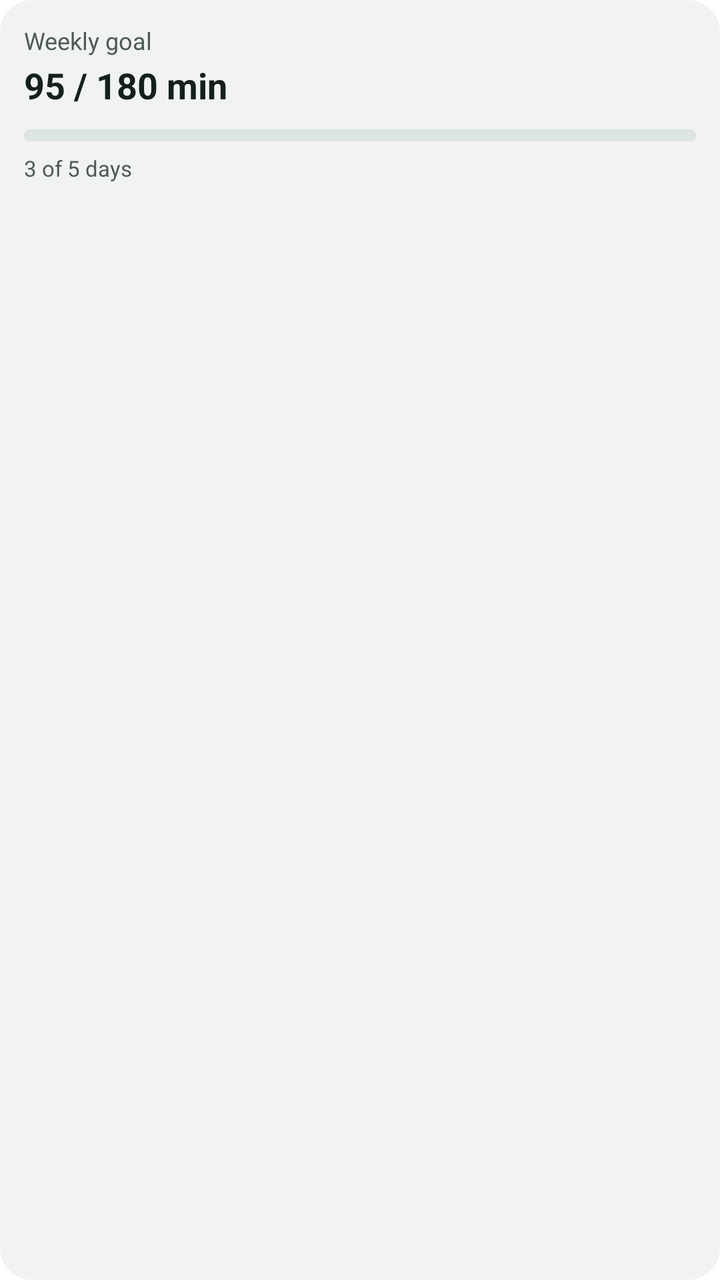
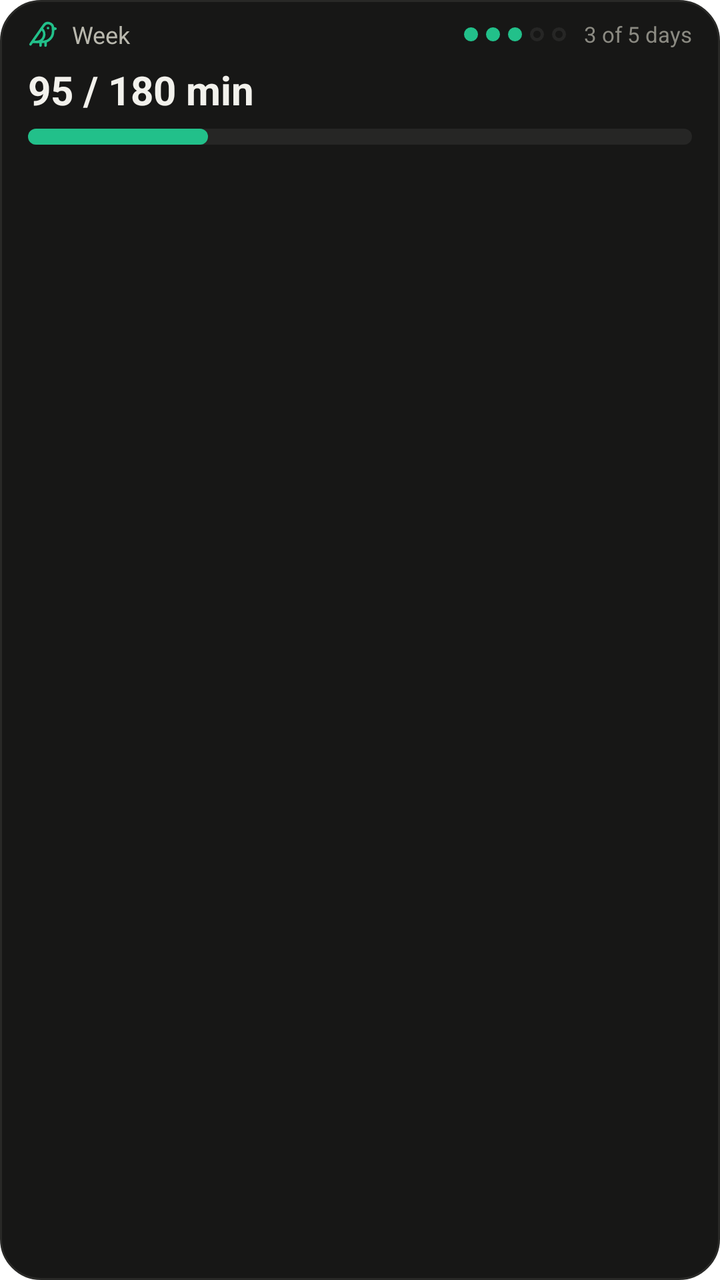

The first picture is an Android layout as it rendered before a commit; the second is the same layout after the commit. The layout source and the unified diff follow.
<!-- AndroidManifest.xml: application theme Theme.kiebitz -->
<!-- res/layout/widget_preview_week.xml -->
<?xml version="1.0" encoding="utf-8"?>
<LinearLayout xmlns:android="http://schemas.android.com/apk/res/android"
    android:layout_width="match_parent"
    android:layout_height="match_parent"
    android:orientation="vertical"
    android:background="@drawable/widget_preview_surface"
    android:padding="12dp">

    <TextView
        android:layout_width="wrap_content"
        android:layout_height="wrap_content"
        android:text="@string/widget_week_name"
        android:textColor="@color/widget_preview_ink_muted"
        android:textSize="12sp" />

    <TextView
        android:layout_width="wrap_content"
        android:layout_height="wrap_content"
        android:layout_marginTop="2dp"
        android:text="@string/widget_preview_week_ratio"
        android:textColor="@color/widget_preview_ink"
        android:textSize="18sp"
        android:textStyle="bold" />

    <View
        android:layout_width="match_parent"
        android:layout_height="6dp"
        android:layout_marginTop="10dp"
        android:background="@drawable/widget_preview_chip" />

    <TextView
        android:layout_width="wrap_content"
        android:layout_height="wrap_content"
        android:layout_marginTop="6dp"
        android:text="@string/widget_preview_week_days"
        android:textColor="@color/widget_preview_ink_muted"
        android:textSize="11sp" />
</LinearLayout>
<!-- resources referenced by this layout -->
<resources>
  <color name="widget_preview_ink">#FF14201B</color>
  <color name="widget_preview_ink_muted">#FF4C5A54</color>
  <!-- drawable widget_preview_chip (drawable) -->
  <?xml version="1.0" encoding="utf-8"?>
  <shape xmlns:android="http://schemas.android.com/apk/res/android" android:shape="rectangle">
      <corners android:radius="12dp" />
      <solid android:color="@color/widget_preview_chip" />
  </shape>
  <!-- drawable widget_preview_surface (drawable) -->
  <?xml version="1.0" encoding="utf-8"?>
  <shape xmlns:android="http://schemas.android.com/apk/res/android" android:shape="rectangle">
      <corners android:radius="16dp" />
      <solid android:color="@color/widget_preview_surface" />
  </shape>
  <string name="widget_preview_week_days">3 of 5 days</string>
  <string name="widget_preview_week_ratio">95 / 180 min</string>
  <string name="widget_week_name">Weekly goal</string>
  <style name="Theme.kiebitz" parent="Theme.MaterialComponents.DayNight.NoActionBar">
          
      </style>
  <color name="widget_preview_chip">#FFDCE5E1</color>
  <color name="widget_preview_surface">#FFF1F3F2</color>
</resources>

<!-- the commit's change to res/layout/widget_preview_week.xml (unified diff, before → after) -->
@@ -3,36 +3,90 @@
     android:layout_width="match_parent"
     android:layout_height="match_parent"
     android:orientation="vertical"
-    android:background="@drawable/widget_preview_surface"
-    android:padding="12dp">
+    android:background="@drawable/widget_surface"
+    android:paddingLeft="14dp"
+    android:paddingRight="14dp"
+    android:paddingTop="9dp"
+    android:paddingBottom="10dp">
 
-    <TextView
-        android:layout_width="wrap_content"
+    <LinearLayout
+        android:layout_width="match_parent"
         android:layout_height="wrap_content"
-        android:text="@string/widget_week_name"
-        android:textColor="@color/widget_preview_ink_muted"
-        android:textSize="12sp" />
+        android:orientation="horizontal"
+        android:gravity="center_vertical">
 
-    <TextView
-        android:layout_width="wrap_content"
-        android:layout_height="wrap_content"
-        android:layout_marginTop="2dp"
-        android:text="@string/widget_preview_week_ratio"
-        android:textColor="@color/widget_preview_ink"
-        android:textSize="18sp"
-        android:textStyle="bold" />
+        <ImageView
+            android:layout_width="15dp"
+            android:layout_height="15dp"
+            android:src="@drawable/ic_widget_bird"
+            android:contentDescription="@null" />
 
-    <View
-        android:layout_width="match_parent"
-        android:layout_height="6dp"
-        android:layout_marginTop="10dp"
-        android:background="@drawable/widget_preview_chip" />
+        <TextView
+            android:layout_width="0dp"
+            android:layout_weight="1"
+            android:layout_height="wrap_content"
+            android:layout_marginStart="7dp"
+            android:text="@string/widget_week_short"
+            android:textColor="@color/widget_ink2"
+            android:textSize="12sp" />
+
+        <View
+            android:layout_width="7dp"
+            android:layout_height="7dp"
+            android:background="@drawable/widget_dot_accent" />
+
+        <View
+            android:layout_width="7dp"
+            android:layout_height="7dp"
+            android:layout_marginStart="4dp"
+            android:background="@drawable/widget_dot_accent" />
+
+        <View
+            android:layout_width="7dp"
+            android:layout_height="7dp"
+            android:layout_marginStart="4dp"
+            android:background="@drawable/widget_dot_accent" />
+
+        <View
+            android:layout_width="7dp"
+            android:layout_height="7dp"
+            android:layout_marginStart="4dp"
+            android:background="@drawable/widget_dot_open" />
+
+        <View
+            android:layout_width="7dp"
+            android:layout_height="7dp"
+            android:layout_marginStart="4dp"
+            android:background="@drawable/widget_dot_open" />
+
+        <TextView
+            android:layout_width="wrap_content"
+            android:layout_height="wrap_content"
+            android:layout_marginStart="9dp"
+            android:maxLines="1"
+            android:text="@string/widget_preview_week_days"
+            android:textColor="@color/widget_ink3"
+            android:textSize="11sp" />
+    </LinearLayout>
 
     <TextView
         android:layout_width="wrap_content"
         android:layout_height="wrap_content"
         android:layout_marginTop="6dp"
-        android:text="@string/widget_preview_week_days"
-        android:textColor="@color/widget_preview_ink_muted"
-        android:textSize="11sp" />
+        android:text="@string/widget_preview_week_ratio"
+        android:textColor="@color/widget_ink"
+        android:textSize="20sp"
+        android:textStyle="bold" />
+
+    <FrameLayout
+        android:layout_width="match_parent"
+        android:layout_height="8dp"
+        android:layout_marginTop="6dp"
+        android:background="@drawable/widget_track">
+
+        <View
+            android:layout_width="90dp"
+            android:layout_height="match_parent"
+            android:background="@drawable/widget_bar" />
+    </FrameLayout>
 </LinearLayout>
<!-- resource entries referenced after the edit -->
@@ -1,26 +1,91 @@
 <!-- resources referenced by this layout -->
 <resources>
-  <color name="widget_preview_ink">#FF14201B</color>
-  <color name="widget_preview_ink_muted">#FF4C5A54</color>
-  <!-- drawable widget_preview_chip (drawable) -->
+  <color name="widget_ink">#FFF2F1EC</color>
+  <color name="widget_ink2">#FFB9B8AE</color>
+  <color name="widget_ink3">#FF8B8A82</color>
+  <!-- drawable ic_widget_bird (drawable) -->
+  <?xml version="1.0" encoding="utf-8"?>
+  <vector xmlns:android="http://schemas.android.com/apk/res/android"
+      android:width="24dp"
+      android:height="24dp"
+      android:viewportWidth="24"
+      android:viewportHeight="24">
+      <path
+          android:pathData="M16 7h.01"
+          android:strokeColor="@color/widget_accent"
+          android:strokeWidth="2"
+          android:strokeLineCap="round"
+          android:strokeLineJoin="round" />
+      <path
+          android:pathData="M3.4 18H12a8 8 0 0 0 8-8V7a4 4 0 0 0-7.28-2.3L2 20"
+          android:strokeColor="@color/widget_accent"
+          android:strokeWidth="2"
+          android:strokeLineCap="round"
+          android:strokeLineJoin="round" />
+      <path
+          android:pathData="m20 7 2 .5-2 .5"
+          android:strokeColor="@color/widget_accent"
+          android:strokeWidth="2"
+          android:strokeLineCap="round"
+          android:strokeLineJoin="round" />
+      <path
+          android:pathData="M10 18v3"
+          android:strokeColor="@color/widget_accent"
+          android:strokeWidth="2"
+          android:strokeLineCap="round"
+          android:strokeLineJoin="round" />
+      <path
+          android:pathData="M14 17.75V21"
+          android:strokeColor="@color/widget_accent"
+          android:strokeWidth="2"
+          android:strokeLineCap="round"
+          android:strokeLineJoin="round" />
+      <path
+          android:pathData="M7 18a6 6 0 0 0 3.84-10.61"
+          android:strokeColor="@color/widget_accent"
+          android:strokeWidth="2"
+          android:strokeLineCap="round"
+          android:strokeLineJoin="round" />
+  </vector>
+  <!-- drawable widget_bar (drawable) -->
   <?xml version="1.0" encoding="utf-8"?>
   <shape xmlns:android="http://schemas.android.com/apk/res/android" android:shape="rectangle">
-      <corners android:radius="12dp" />
-      <solid android:color="@color/widget_preview_chip" />
+      <corners android:radius="999dp" />
+      <solid android:color="@color/widget_accent" />
   </shape>
-  <!-- drawable widget_preview_surface (drawable) -->
+  <!-- drawable widget_dot_accent (drawable) -->
+  <?xml version="1.0" encoding="utf-8"?>
+  <shape xmlns:android="http://schemas.android.com/apk/res/android" android:shape="oval">
+      <solid android:color="@color/widget_accent" />
+  </shape>
+  <!-- drawable widget_dot_open (drawable) -->
+  <?xml version="1.0" encoding="utf-8"?>
+  <shape xmlns:android="http://schemas.android.com/apk/res/android" android:shape="oval">
+      <solid android:color="@android:color/transparent" />
+      <stroke android:width="1.5dp" android:color="@color/widget_track" />
+  </shape>
+  <!-- drawable widget_surface (drawable) -->
   <?xml version="1.0" encoding="utf-8"?>
   <shape xmlns:android="http://schemas.android.com/apk/res/android" android:shape="rectangle">
-      <corners android:radius="16dp" />
-      <solid android:color="@color/widget_preview_surface" />
+      <corners android:radius="20dp" />
+      <solid android:color="@color/widget_surface" />
+      <stroke android:width="1dp" android:color="@color/widget_line" />
+  </shape>
+  <!-- drawable widget_track (drawable) -->
+  <?xml version="1.0" encoding="utf-8"?>
+  <shape xmlns:android="http://schemas.android.com/apk/res/android" android:shape="rectangle">
+      <corners android:radius="999dp" />
+      <solid android:color="@color/widget_track" />
   </shape>
   <string name="widget_preview_week_days">3 of 5 days</string>
   <string name="widget_preview_week_ratio">95 / 180 min</string>
-  <string name="widget_week_name">Weekly goal</string>
+  <string name="widget_week_short">Week</string>
   <style name="Theme.kiebitz" parent="Theme.MaterialComponents.DayNight.NoActionBar">
           
       </style>
-  <color name="widget_preview_chip">#FFDCE5E1</color>
-  <color name="widget_preview_surface">#FFF1F3F2</color>
+  <color name="widget_accent">#FF22C08A</color>
+  <color name="widget_track">#FF262625</color>
+  <color name="widget_surface">#FF171716</color>
+  <color name="widget_line">#FF292927</color>
 </resources>
 
